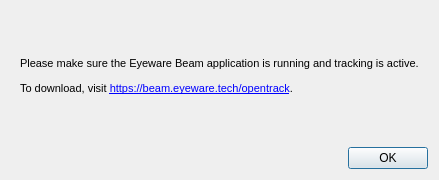
Qt form tracker-clearsight/clearsight.ui (Reblexis/opentrack) before a commit.
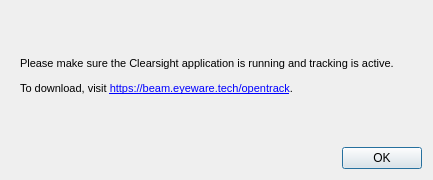
The same form after that commit. Icons and pictures are not drawn.

Commit message: Rename to clearsight

Diff of the .ui file:
```diff
--- a/tracker-clearsight/clearsight.ui
+++ b/tracker-clearsight/clearsight.ui
@@ -52,8 +52,8 @@
 &lt;html&gt;&lt;head&gt;&lt;meta name=&quot;qrichtext&quot; content=&quot;1&quot; /&gt;&lt;style type=&quot;text/css&quot;&gt;
 p, li { white-space: pre-wrap; }
 &lt;/style&gt;&lt;/head&gt;&lt;body style=&quot; font-family:'MS Shell Dlg 2'; font-size:8pt; font-weight:400; font-style:normal;&quot;&gt;
-&lt;p style=&quot; margin-top:12px; margin-bottom:12px; margin-left:0px; margin-right:0px; -qt-block-indent:0; text-indent:0px;&quot;&gt;Please make sure the Eyeware Beam application is running and tracking is active.&lt;/p&gt;
-&lt;p style=&quot; margin-top:12px; margin-bottom:12px; margin-left:0px; margin-right:0px; -qt-block-indent:0; text-indent:0px;&quot;&gt;To download, visit &lt;a href=&quot;https://beam.eyeware.tech/opentrack&quot;&gt;&lt;span style=&quot; text-decoration: underline; color:#0000ff;&quot;&gt;https://beam.eyeware.tech/opentrack&lt;/span&gt;&lt;/a&gt;.&lt;/p&gt;&lt;/body&gt;&lt;/html&gt;</string>
+&lt;p style=&quot; margin-top:12px; margin-bottom:12px; margin-left:0px; margin-right:0px; -qt-block-indent:0; text-indent:0px;&quot;&gt;Please make sure the Clearsight application is running and tracking is active.&lt;/p&gt;
+&lt;p style=&quot; margin-top:12px; margin-bottom:12px; margin-left:0px; margin-right:0px; -qt-block-indent:0; text-indent:0px;&quot;&gt;To download, visit &lt;a href=&quot;https://beam.eyeware.tech/opentrack&quot;&gt;&lt;span style=&quot; text-decoration: underline; color:#0000ff;&quot;&gt;https://beam.eyeware.tech/opentrack&lt;/span&gt;&lt;/a&gt;.&lt;/p&gt;&lt;/body&gt;&lt;/html&gt;</string> <!-- TODO: update link -->
         </property>
         <property name="openExternalLinks">
          <bool>true</bool>
```
Left out of the diff: 12 changed lines with no effect on the pictures. The commit also changes 2 other files.
